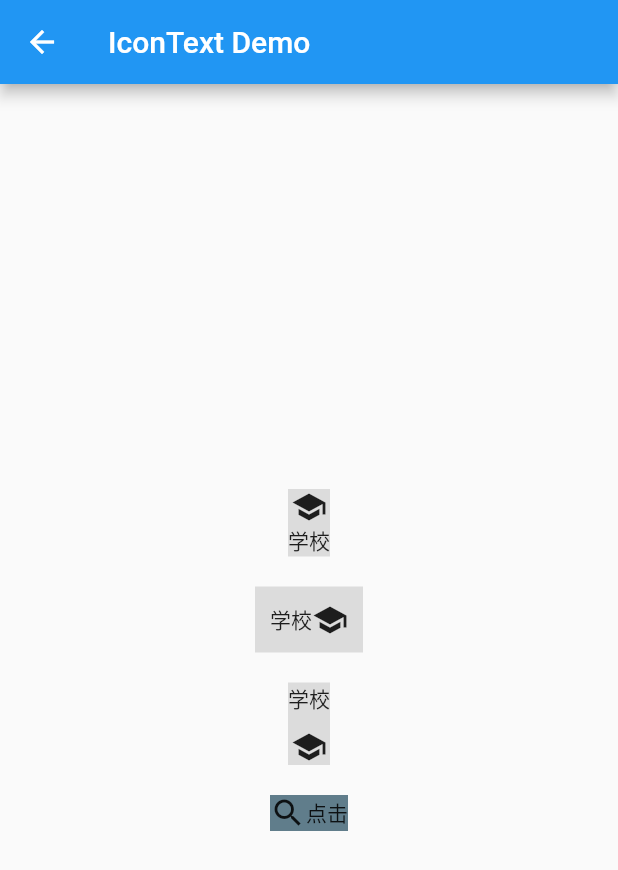
After one commit to huyongli/FlutterKit, a Flutter app: the DemoIconText screen opened by its route, after a tap on "点击", on a phone screen of 412 x 824 dp. The commit adds this screen. Shown: the top 870 px of the screen. Run offline on Flutter 3.47's test engine with Material 2 defaults, Android fonts, the phone set to English and light mode, and no system bars; our stand-ins replace dio.

Commit message:
add IconText widget

```diff
--- /dev/null
+++ b/example/lib/demo/demo_icon_text.dart
@@ -0,0 +1,82 @@
+import 'package:example/common/common_page.dart';
+import 'package:flutter/material.dart';
+import 'package:laohu_kit/laohu_kit.dart';
+
+class DemoIconText extends StatefulWidget {
+
+  @override
+  _DemoIconTextState createState() => _DemoIconTextState();
+}
+
+class _DemoIconTextState extends State<DemoIconText> {
+  Color _color = Colors.black12;
+
+  @override
+  void initState() {
+    super.initState();
+  }
+
+  @override
+  Widget build(BuildContext context) {
+    return CommonPage.builder(
+        title: 'IconText Demo',
+        child: Center(
+          child: Column(
+            mainAxisAlignment: MainAxisAlignment.center,
+            children: <Widget>[
+              Container(
+                color: Colors.black12,
+                child: IconText(
+                    icon: Icon(Icons.school),
+                    text: Text('学校')
+                ),
+              ),
+              SizedBox(height: 20),
+              Container(
+                color: Colors.black12,
+                child: IconText(
+                  icon: Icon(Icons.school),
+                  padding: EdgeInsets.all(10),
+                  text: Text('学校'),
+                  direction: AxisDirection.right,
+                ),
+              ),
+              SizedBox(height: 20),
+              Container(
+                color: Colors.black12,
+                child: IconText(
+                  icon: Icon(Icons.school),
+                  text: Text('学校'),
+                  space: 10,
+                  direction: AxisDirection.down,
+                ),
+              ),
+              SizedBox(height: 20),
+              Container(
+                color: _color,
+                child: IconText(
+                  icon: Icon(Icons.search),
+                  text: Text('点击'),
+                  direction: AxisDirection.left,
+                  onPressed: () {
+                    setState(() {
+                      if (_color == Colors.black12) {
+                        _color = Colors.blueGrey;
+                      } else {
+                        _color = Colors.black12;
+                      }
+                    });
+                  },
+                ),
+              ),
+            ],
+          ),
+        )
+    );
+  }
+
+  @override
+  void dispose() {
+    super.dispose();
+  }
+}
--- a/example/lib/route_config.dart
+++ b/example/lib/route_config.dart
@@ -1,5 +1,6 @@
 import 'package:example/demo/demo_expansion_widget.dart';
 import 'package:example/demo/demo_http/demo_http.dart';
+import 'package:example/demo/demo_icon_text.dart';
 import 'package:flutter/widgets.dart';
 
 import 'demo/demo_animated_switcher.dart';
@@ -18,6 +19,7 @@ class RouteNames {
   static const String animatedSwitcherPage = 'AnimatedSwitcherAnimation';
   static const String expansionPage = 'ExpansionWidget';
   static const String httpPage = 'Http';
+  static const String iconTextPage = 'IconText';
 }
 
 class RouteConfig {
@@ -30,5 +32,6 @@ class RouteConfig {
     RouteNames.animatedSwitcherPage: (BuildContext context) => DemoAnimatedSwitcher(),
     RouteNames.expansionPage: (BuildContext context) => DemoExpansionWidget(),
     RouteNames.httpPage: (BuildContext context) => DemoHttp(),
+    RouteNames.iconTextPage: (BuildContext context) => DemoIconText(),
   };
 }
--- a/lib/laohu_kit.dart
+++ b/lib/laohu_kit.dart
@@ -3,6 +3,7 @@ library laohu_kit;
 export 'animation/direction_slide_transition.dart';
 
 export 'widget/expansion_widget.dart';
+export 'widget/icon_text.dart';
 
 export 'http/factory/impl/default_path_factory.dart';
 export 'http/factory/impl/default_request_header_factory.dart';
--- /dev/null
+++ b/lib/widget/icon_text.dart
@@ -0,0 +1,73 @@
+import 'package:flutter/material.dart';
+
+class IconText extends StatelessWidget {
+
+  const IconText({
+    Key key,
+    @required this.icon,
+    @required this.text,
+    this.direction = AxisDirection.up,
+    this.padding,
+    this.space,
+    this.onPressed
+  }): assert(icon != null),
+      assert(text != null),
+      assert(direction != null),
+      super(key: key);
+
+  final Widget icon;
+
+  final Text text;
+
+  /// [IconText] padding
+  final EdgeInsetsGeometry padding;
+
+  final double space;
+
+  /// icon direction
+  final AxisDirection direction;
+
+  final VoidCallback onPressed;
+
+  bool get _isVertical => direction == AxisDirection.up || direction == AxisDirection.down;
+
+  @override
+  Widget build(BuildContext context) {
+    return InkWell(
+      onTap: () {
+        if (this.onPressed != null) {
+          this.onPressed();
+        }
+      },
+      child: Container(
+        padding: padding,
+        child: _isVertical ? Column(
+          mainAxisSize: MainAxisSize.min,
+          mainAxisAlignment: MainAxisAlignment.center,
+          crossAxisAlignment: CrossAxisAlignment.center,
+          children: _buildIconText()
+        ) : Row(
+          mainAxisSize: MainAxisSize.min,
+          mainAxisAlignment: MainAxisAlignment.center,
+          crossAxisAlignment: CrossAxisAlignment.center,
+          children: _buildIconText()
+        )
+      ),
+    );
+  }
+
+  List<Widget> _buildIconText() {
+    List<Widget> list;
+    switch (direction) {
+      case AxisDirection.left:
+      case AxisDirection.up:
+        list = [icon, SizedBox(height: space ?? 0), text];
+        break;
+      case AxisDirection.down:
+      case AxisDirection.right:
+        list = [text, SizedBox(height: space ?? 0), icon];
+        break;
+    }
+    return list;
+  }
+}
```
